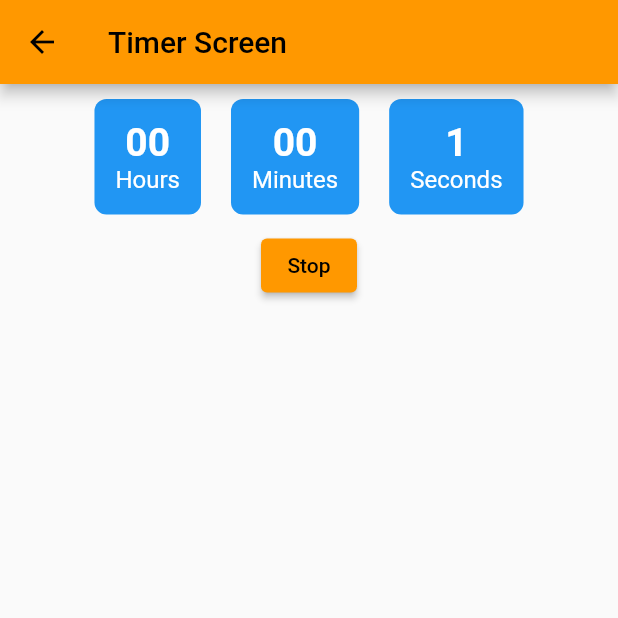
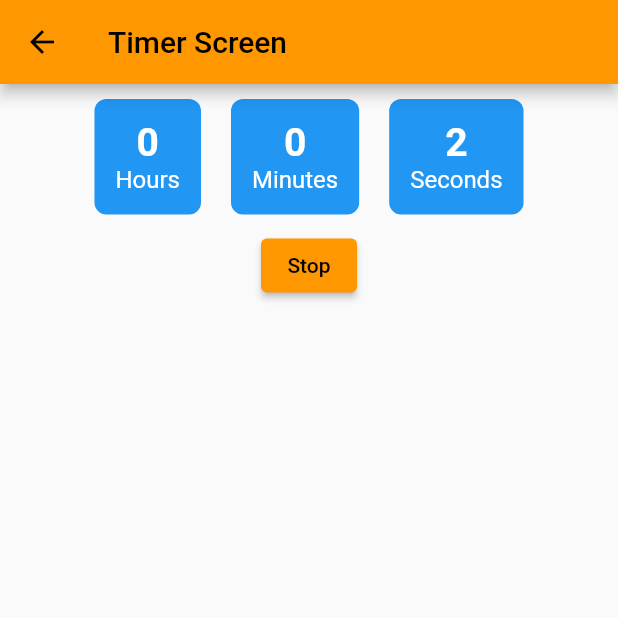
Before and after one commit to krishna-alex/flutter-training, a Flutter app: the TimerScreen screen opened directly, after a tap on "Start", on a phone screen of 412 x 824 dp, the top half of it. Run offline on Flutter 3.47's test engine with Material 2 defaults, Android fonts, the phone set to English and light mode, and no system bars; statements that could not run were skipped.

Commit message:
added timer calculation

```diff
--- a/lib/main.dart
+++ b/lib/main.dart
@@ -7,7 +7,7 @@ void main() {
 }
 
 class MyApp extends StatelessWidget {
-  // This widget is t he root of your application.
+  // This widget is the root of your application.
   @override
   Widget build(BuildContext context) {
     return MaterialApp(
@@ -34,6 +34,9 @@ class HomeScreen extends StatelessWidget{
             ElevatedButton(onPressed: (){
                startTimerScreen(context);
             }, child: Text("Start timer screen")),
+            ElevatedButton(onPressed: (){
+                start
+            } child: child)
           ],
         ),
       ),
--- a/lib/timerScreen.dart
+++ b/lib/timerScreen.dart
@@ -18,6 +18,17 @@ class TimerScreenState extends State<TimerScreen> {
   int mins = 0;
 
   @override
+  @protected
+  @mustCallSuper
+  void initState() {
+    timer = Timer.periodic(Duration(seconds: 1), (timer) {
+      handleTick();
+    });
+
+    super.initState();
+  }
+
+  @override
   Widget build(BuildContext context) {
     return Scaffold(
       appBar: AppBar(title: Text("Timer Screen"),),
@@ -26,23 +37,14 @@ class TimerScreenState extends State<TimerScreen> {
           Row(
             mainAxisAlignment: MainAxisAlignment.center,
             children: [
-              TimerContainer(title: "Hours", value: "00"),
-              TimerContainer(title: "Minutes", value: "00"),
-              TimerContainer(title: "Seconds", value: seconds.toString(),)
+              TimerContainer(title: "Hours", value: (seconds/3600).toInt().toString()),
+              TimerContainer(title: "Minutes", value: (seconds/60).toInt().toString()),
+              TimerContainer(title: "Seconds", value: (seconds%60).toInt().toString(),)
             ],
           ),
           ElevatedButton(onPressed: (){
             setState(() {
-              timer = Timer.periodic(Duration(seconds: 1), (timer) {
-                handleTick();
-              });
-
-              if(!isActive) {
-                isActive = true;
-              }
-              else {
-                isActive = false;
-              }
+              isActive = !isActive;
             });
           }, child: Text(isActive? "Stop": "Start"))
 
@@ -53,6 +55,7 @@ class TimerScreenState extends State<TimerScreen> {
   }
 
   void handleTick(){
+    if (!isActive) return;
     setState(() {
       seconds++;
     });
```
Also changed, not shown: lib/calculator/calculator_screen.dart (added).
